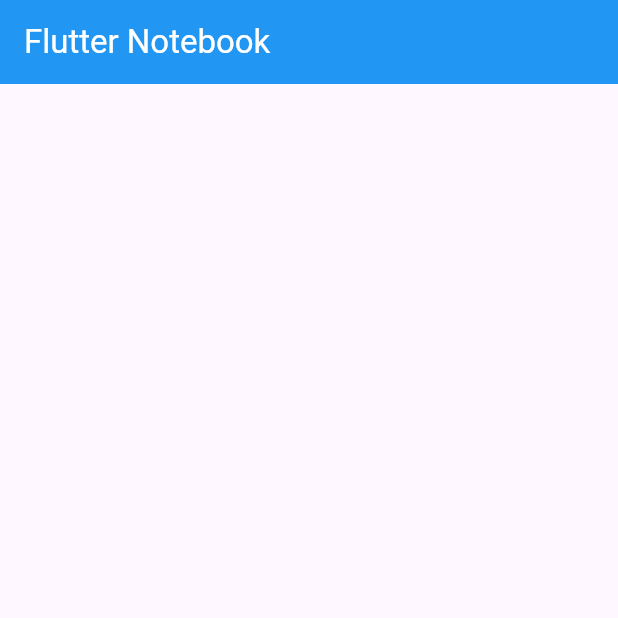
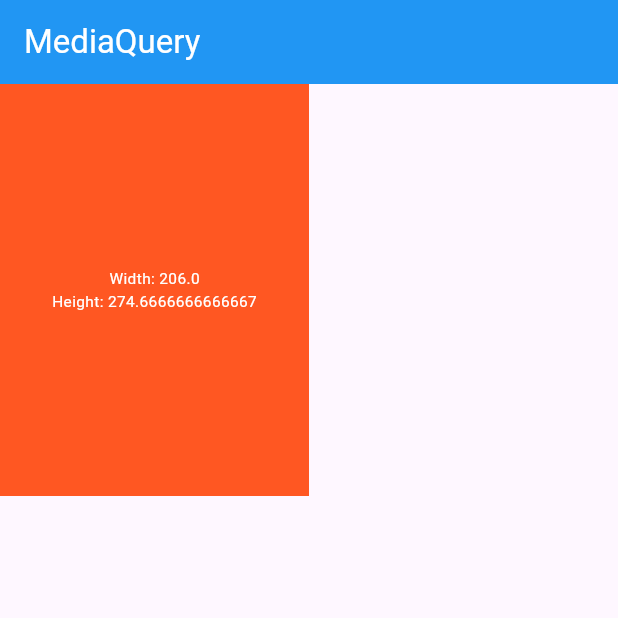
Before and after one commit to monir996/flutter-notebook, a Flutter app: the screen it shows after launch, on a phone screen of 412 x 824 dp, the top half of it. Run offline on Flutter 3.47's test engine with Material 3 defaults, Android fonts, the light colour scheme and no system bars.

Commit message:
media query - initial

```diff
--- a/lib/home_screen.dart
+++ b/lib/home_screen.dart
@@ -12,12 +12,35 @@
   @override
   Widget build(BuildContext context) {
 
+    var height = MediaQuery.of(context).size.height / 3;
+    var width = MediaQuery.of(context).size.width / 2;
+
     return Scaffold(
-      appBar: AppBar(title: Text("Flutter Notebook", style: TextStyle(color: Colors.white)), backgroundColor: Colors.blue),
+      appBar: AppBar(title: Text("MediaQuery", style: TextStyle(color: Colors.white)), backgroundColor: Colors.blue),
 
-      // ----------------------- Main Branch  ==> Basic Structure ------------------
+      // ----------------------- Branch 52 ==> MediaQuery ------------------
 
-      body: Center(),
+      // MediaQuery is used to get information about the screen size,
+      // orientation, and other device properties. It helps make the UI
+      // responsive based on different screen sizes and devices.
+
+
+      body: SafeArea(
+
+        child: Container(
+          height: height,
+          width: width,
+          color: Colors.deepOrange,
+          child: Column(
+            mainAxisAlignment: MainAxisAlignment.center,
+            children: [
+              Text("Width: $width", style: TextStyle(color: Colors.white, fontSize: width * 0.05)),
+              Text("Height: $height", style: TextStyle(color: Colors.white, fontSize: width * 0.05)),
+            ],
+          ),
+        ),
+
+      ),
     );
   }
 }
```
